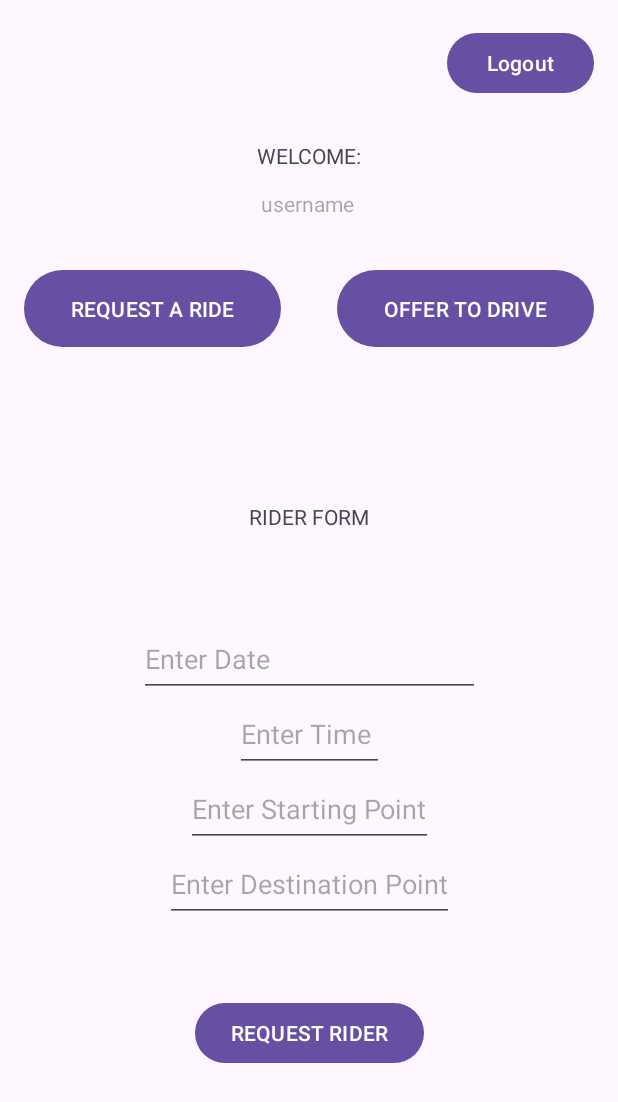
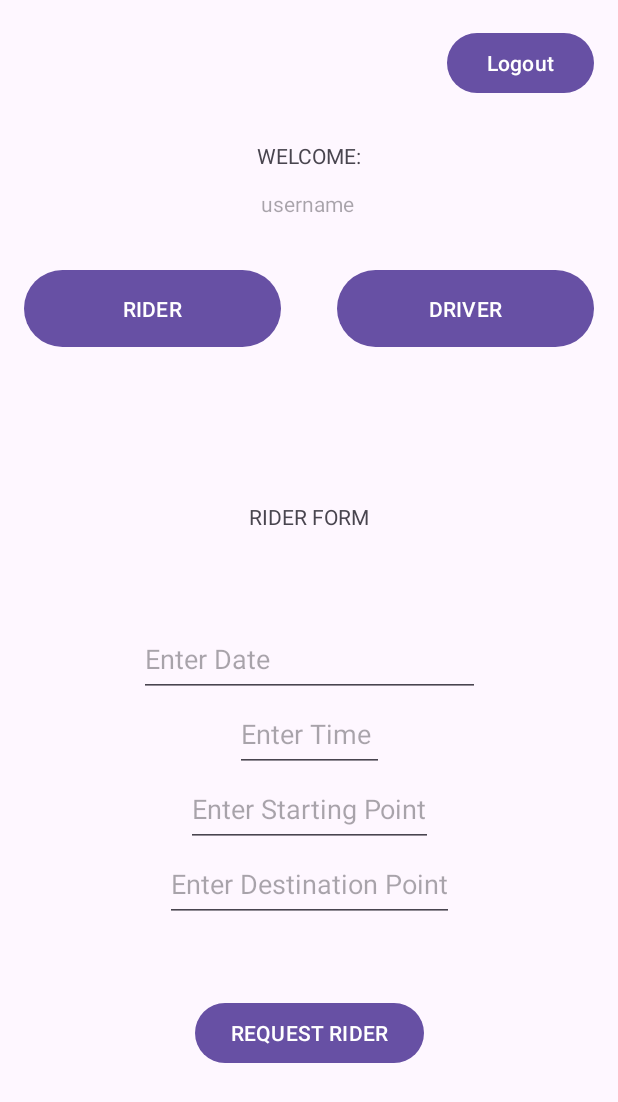
Before and after one commit to rishivandhan/RideSharingApp, an Android app: the fragment RiderFormFragment placed in its activity, on a phone screen of 412 x 824 dp. Shown: the top 1102 px of the screen. Run offline under Robolectric (Android 15) with nearby library versions, the phone set to English and light mode, and no system bars; our stand-ins replace Firebase (no records; nobody signed in at launch, a user with empty details on screens opened directly); 2 statements that could not run were skipped.

Commit message:
new activity and create ride offer front end implemented

```diff
--- a/app/src/main/AndroidManifest.xml
+++ b/app/src/main/AndroidManifest.xml
@@ -15,6 +15,9 @@
         android:theme="@style/Theme.RideSharingApp"
         tools:targetApi="31">
         <activity
+            android:name=".DriverActivity"
+            android:exported="false" />
+        <activity
             android:name=".UserActivity"
             android:exported="false" />
         <activity
--- a/app/src/main/java/edu/uga/cs/ridesharingapp/RiderFragment.java
+++ b/app/src/main/java/edu/uga/cs/ridesharingapp/RiderFormFragment.java
@@ -10,10 +10,10 @@ import android.view.ViewGroup;
 
 /**
  * A simple {@link Fragment} subclass.
- * Use the {@link RiderFragment#newInstance} factory method to
+ * Use the {@link RiderFormFragment#newInstance} factory method to
  * create an instance of this fragment.
  */
-public class RiderFragment extends Fragment {
+public class RiderFormFragment extends Fragment {
 
     // TODO: Rename parameter arguments, choose names that match
     // the fragment initialization parameters, e.g. ARG_ITEM_NUMBER
@@ -24,7 +24,7 @@ public class RiderFragment extends Fragment {
 //    private String mParam1;
 //    private String mParam2;
 
-    public RiderFragment() {
+    public RiderFormFragment() {
         // Required empty public constructor
     }
 
@@ -37,8 +37,8 @@ public class RiderFragment extends Fragment {
      * @return A new instance of fragment RiderFragment.
      */
     // TODO: Rename and change types and number of parameters
-    public static RiderFragment newInstance() {
-        RiderFragment fragment = new RiderFragment();
+    public static RiderFormFragment newInstance() {
+        RiderFormFragment fragment = new RiderFormFragment();
         Bundle args = new Bundle();
 //        args.putString(ARG_PARAM1, param1);
 //        args.putString(ARG_PARAM2, param2);
--- a/app/src/main/java/edu/uga/cs/ridesharingapp/UserActivity.java
+++ b/app/src/main/java/edu/uga/cs/ridesharingapp/UserActivity.java
@@ -81,8 +81,11 @@ public class UserActivity extends AppCompatActivity {
                     user.setDriver(true);
                 }
 
-                DriverFragment driverFragment = DriverFragment.newInstance();
-                getSupportFragmentManager().beginTransaction().replace(R.id.FormFragmentContainer, driverFragment).commit();
+                Intent intent = new Intent(UserActivity.this, DriverActivity.class);
+                startActivity(intent);
+
+
+
             }
         });
 
@@ -93,7 +96,7 @@ public class UserActivity extends AppCompatActivity {
                     user.setRider(true);
                 }
 
-                RiderFragment riderFragment = RiderFragment.newInstance();
+                RiderFormFragment riderFragment = RiderFormFragment.newInstance();
                 getSupportFragmentManager().beginTransaction().replace(R.id.FormFragmentContainer, riderFragment).commit();
             }
         });
--- a/app/src/main/res/layout/activity_user.xml
+++ b/app/src/main/res/layout/activity_user.xml
@@ -47,7 +47,7 @@
         android:id="@+id/RiderButton"
         android:layout_width="171dp"
         android:layout_height="59dp"
-        android:text="Request a Ride"
+        android:text="Rider"
         android:textAllCaps="true"
         app:layout_constraintBottom_toBottomOf="parent"
         app:layout_constraintEnd_toEndOf="parent"
@@ -60,7 +60,7 @@
         android:id="@+id/DriverButton"
         android:layout_width="171dp"
         android:layout_height="59dp"
-        android:text="Offer to Drive"
+        android:text="Driver"
         android:textAllCaps="true"
         app:layout_constraintBottom_toBottomOf="parent"
         app:layout_constraintEnd_toEndOf="parent"
--- a/app/src/main/res/layout/fragment_driverform.xml
+++ b/app/src/main/res/layout/fragment_driverform.xml
@@ -3,7 +3,7 @@
     xmlns:tools="http://schemas.android.com/tools"
     android:layout_width="match_parent"
     android:layout_height="match_parent"
-    tools:context=".DriverFragment">
+    tools:context=".DriverFormFragment">
 
     <TextView
         android:id="@+id/DriverFormTitle"
--- a/app/src/main/res/layout/fragment_riderform.xml
+++ b/app/src/main/res/layout/fragment_riderform.xml
@@ -4,7 +4,7 @@
     android:id="@+id/FrameLayout"
     android:layout_width="match_parent"
     android:layout_height="match_parent"
-    tools:context=".RiderFragment">
+    tools:context=".RiderFormFragment">
 
     <!-- TODO: Update blank fragment layout -->
     <TextView
```
Also changed, not shown: app/src/main/java/edu/uga/cs/ridesharingapp/DriverActivity.java (added, +40 -0 lines), app/src/main/java/edu/uga/cs/ridesharingapp/DriverFormFragment.java (renamed from app/src/main/java/edu/uga/cs/ridesharingapp/DriverFragment.java, +5 -5 lines), app/src/main/res/layout/activity_driver.xml (added, +56 -0 lines).
